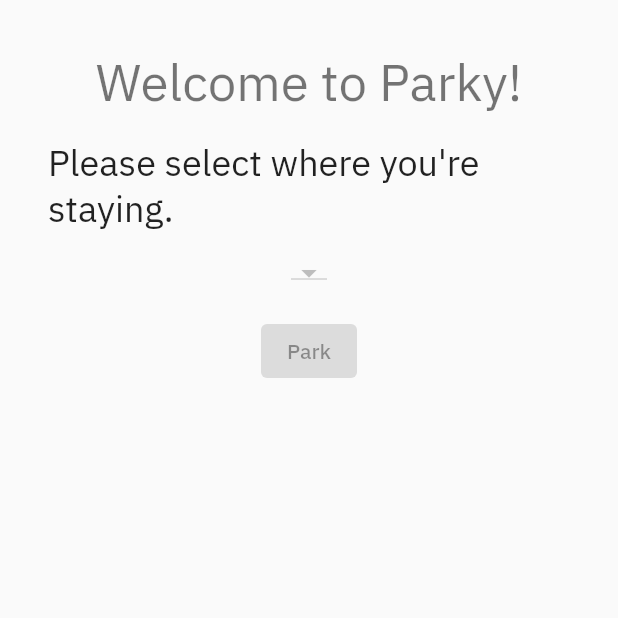
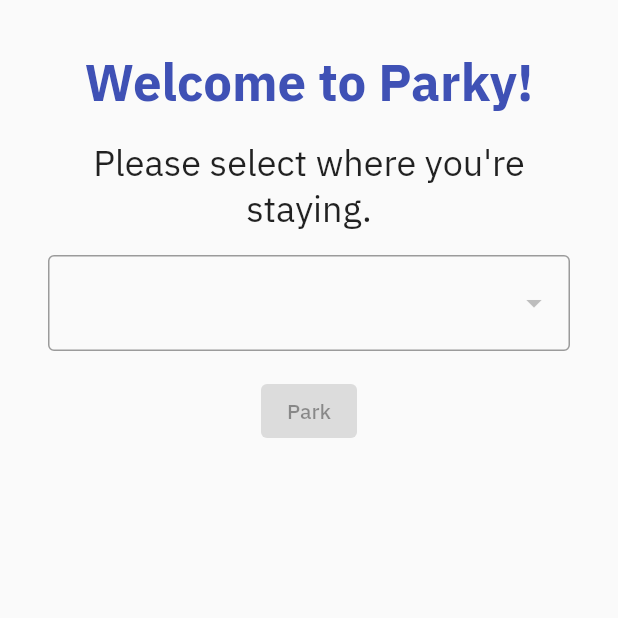
Before and after one commit to bmclachlin1/Parky, a Flutter app: the screen it shows once a user with an empty profile is signed in, on a phone screen of 412 x 824 dp, the top half of it. Run offline on Flutter 3.47's test engine with Material 2 defaults, Android fonts, the phone set to English and light mode, and no system bars; our stand-ins replace cloud_firestore, equatable, firebase_auth, firebase_core, flutter_dotenv, google_fonts and 1 more; missing offline and left inert: firebase_ui_auth, firebase_ui_oauth_google; accounts and stored records are empty; generated files the repository leaves out were written again.

```diff
--- a/lib/components/add_vehicle_form.dart
+++ b/lib/components/add_vehicle_form.dart
@@ -7,7 +7,8 @@ import 'package:signature/signature.dart';
 import '../helpers/form_helpers.dart';
 
 class AddVehicleForm extends StatefulWidget {
-  const AddVehicleForm({super.key});
+  final String selectedLocation;
+  const AddVehicleForm({super.key, required this.selectedLocation});
 
   @override
   State<AddVehicleForm> createState() => _AddVehicleFormState();
@@ -49,7 +50,8 @@ class _AddVehicleFormState extends State<AddVehicleForm> {
         "checkInDate": _curr,
         "userId": FirebaseAuth.instance.currentUser?.uid,
         "userDisplayName": _userDisplayName,
-        "signatureBytes": signatureAsBytes
+        "signatureBytes": signatureAsBytes,
+        "locationId": widget.selectedLocation
       };
       if (_checkOutDate != null) jsonVehicle["checkOutDate"] = _checkOutDate;
       FirebaseFirestore.instance.collection("vehicles").add(jsonVehicle);
--- a/lib/components/app_bar.dart
+++ b/lib/components/app_bar.dart
@@ -1,12 +1,13 @@
 import 'package:flutter/material.dart';
 
 class ParkyAppBar extends StatelessWidget implements PreferredSizeWidget {
-  const ParkyAppBar({super.key});
+  final String? title;
+  const ParkyAppBar({super.key, this.title});
 
   @override
   Widget build(BuildContext context) {
     return AppBar(
-      title: const Text("Parky"),
+      title: Text(title ?? "Parky"),
       centerTitle: true,
       automaticallyImplyLeading: true,
     );
--- a/lib/components/drawer.dart
+++ b/lib/components/drawer.dart
@@ -28,8 +28,8 @@ class ParkyDrawer extends StatelessWidget {
               onTap: () {
                 Navigator.pushNamed(context, '/');
               },
-              leading: Icon(Icons.home, color: iconColorTheme),
-              title: Text('H O M E', style: textTheme),
+              leading: Icon(Icons.apartment, color: iconColorTheme),
+              title: Text('L O C A T I O N S', style: textTheme),
             ),
           ),
           Padding(
--- a/lib/components/pages/locations_page.dart
+++ b/lib/components/pages/locations_page.dart
@@ -1,6 +1,5 @@
 import 'package:cloud_firestore/cloud_firestore.dart';
 import 'package:flutter/material.dart';
-import 'package:flutter_firebase_app/components/app_bar.dart';
 import 'package:provider/provider.dart';
 
 import '../../models/location.dart';
@@ -25,12 +24,13 @@ class _LocationsPageState extends State<LocationsPage> {
     final locationProvider = context.watch<SelectedLocationProvider>();
 
     return Scaffold(
+        backgroundColor: theme.canvasColor,
         body: SafeArea(
           child: Center(
             child: StreamBuilder(
               stream: _locationsStream,
-          builder:
-              (BuildContext context, AsyncSnapshot<QuerySnapshot> snapshot) {
+              builder: (BuildContext context,
+                  AsyncSnapshot<QuerySnapshot> snapshot) {
                 if (snapshot.hasError) {
                   return const Text("An error occured.");
                 }
@@ -45,18 +45,25 @@ class _LocationsPageState extends State<LocationsPage> {
                     child: Column(
                       children: [
                         Text("Welcome to Parky!",
-                        style: theme.textTheme.headlineMedium),
+                            style: theme.textTheme.headlineMedium!.copyWith(
+                                color: Colors.indigo,
+                                fontWeight: FontWeight.bold),
+                            textAlign: TextAlign.center),
                         Padding(
                           padding: const EdgeInsets.symmetric(vertical: 16.0),
                           child: Text("Please select where you're staying.",
-                          style: theme.textTheme.headlineSmall),
+                              style: theme.textTheme.headlineSmall,
+                              textAlign: TextAlign.center),
                         ),
-                    DropdownButton<Location>(
+                        InputDecorator(
+                          decoration: const InputDecoration(
+                              border: OutlineInputBorder()),
+                          child: DropdownButtonHideUnderline(
+                            child: DropdownButton<Location>(
                                 items: snapshot.data!.docs.map((doc) {
                                   final Map<String, dynamic> data =
                                       doc.data()! as Map<String, dynamic>;
                                   data['id'] = doc.id;
-                          print(data);
 
                                   return DropdownMenuItem<Location>(
                                     value: Location.fromJson(data),
@@ -64,16 +71,21 @@ class _LocationsPageState extends State<LocationsPage> {
                                   );
                                 }).toList(),
                                 onChanged: (value) {
-                          locationProvider.updateSelectedLocation(value);
+                                  locationProvider
+                                      .updateSelectedLocation(value);
                                 },
                                 value: locationProvider.selectedLocation),
+                          ),
+                        ),
                         Padding(
                           padding: const EdgeInsets.symmetric(vertical: 16.0),
                           child: ElevatedButton(
-                          onPressed: locationProvider.selectedLocation == null
+                              style: ElevatedButton.styleFrom(elevation: 8),
+                              onPressed:
+                                  locationProvider.selectedLocation == null
                                       ? null
-                              : () =>
-                                  Navigator.of(context).pushNamed('/vehicles'),
+                                      : () => Navigator.of(context)
+                                          .pushNamed('/vehicles'),
                               child: const Text('Park')),
                         )
                       ],
--- a/lib/components/pages/responsive/desktop_scaffold.dart
+++ b/lib/components/pages/responsive/desktop_scaffold.dart
@@ -9,9 +9,9 @@ class DesktopScaffold extends StatelessWidget {
 
   @override
   Widget build(BuildContext context) {
-    return const Scaffold(
+    return Scaffold(
         appBar: ParkyAppBar(),
-        body: Row(
+        body: const Row(
           children: [
             Expanded(flex: 1, child: ParkyDrawer()),
             Expanded(flex: 3, child: VehicleList()),
--- a/lib/components/pages/update_vehicle_page.dart
+++ b/lib/components/pages/update_vehicle_page.dart
@@ -12,7 +12,7 @@ class UpdateVehiclePage extends StatelessWidget {
   @override
   Widget build(BuildContext context) {
     return Scaffold(
-      appBar: const ParkyAppBar(),
+      appBar: ParkyAppBar(),
       body: Padding(
         padding: const EdgeInsets.all(16.0),
         child: SingleChildScrollView(
--- a/lib/components/vehicle_list.dart
+++ b/lib/components/vehicle_list.dart
@@ -45,12 +45,6 @@ class _VehicleListState extends State<VehicleList> {
               child: Column(
                 crossAxisAlignment: CrossAxisAlignment.start,
                 children: <Widget>[
-                  Padding(
-                    padding: const EdgeInsets.symmetric(vertical: 8.0),
-                    child: Text(
-                        'Welcome to ${locationProvider.selectedLocation?.name}.',
-                        style: theme.textTheme.headlineMedium),
-                  ),
                   Expanded(
                     child: ListView.builder(
                         itemCount: snapshot.data!.docs.length,
--- a/lib/models/location.dart
+++ b/lib/models/location.dart
@@ -5,7 +5,7 @@ class Location extends Equatable {
   final String name;
   final List<dynamic> latlong;
 
-  Location({
+  const Location({
     required this.documentId,
     required this.name,
     required this.latlong,
--- a/lib/models/vehicle.dart
+++ b/lib/models/vehicle.dart
@@ -12,7 +12,7 @@ class Vehicle extends Equatable {
   final Timestamp checkInDate;
   final Timestamp? checkOutDate;
 
-  Vehicle(
+  const Vehicle(
       {required this.documentId,
       required this.locationId,
       required this.make,
--- a/lib/navigation/route_generator.dart
+++ b/lib/navigation/route_generator.dart
@@ -2,11 +2,9 @@ import 'package:firebase_ui_auth/firebase_ui_auth.dart';
 import 'package:flutter/material.dart';
 import 'package:flutter_firebase_app/components/pages/add_vehicle_page.dart';
 import 'package:flutter_firebase_app/components/pages/auth_gate_page.dart';
-import 'package:flutter_firebase_app/components/pages/locations_page.dart';
 import 'package:flutter_firebase_app/components/pages/update_vehicle_page.dart';
 
 import '../components/pages/vehicles_page.dart';
-import '../components/vehicle_list.dart';
 import '../models/vehicle.dart';
 
 class RouteGenerator {
```
Also changed, not shown: lib/components/pages/add_vehicle_page.dart (+6 -1 lines), lib/components/pages/responsive/tablet_scaffold.dart (+9 -2 lines). Lines whose indentation alone changed are shown as unchanged.
